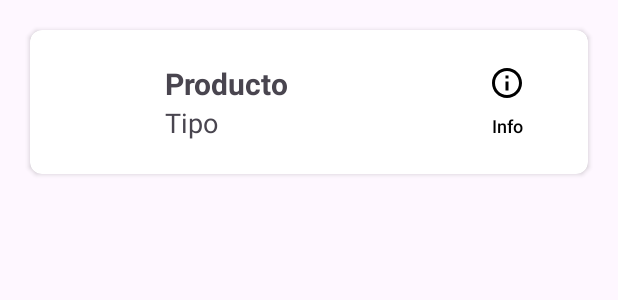
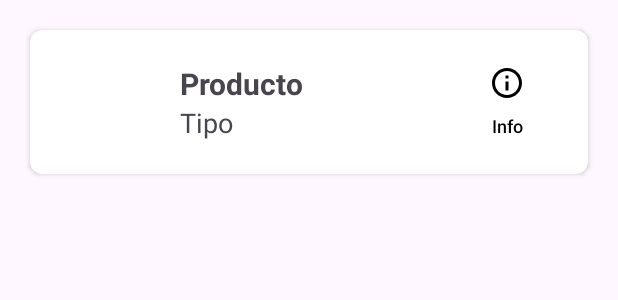
Before and after one commit to OscarF17/recyclapp, an Android app: the layout item_historial.xml on its own in the app's theme, with its tools: preview values and no code run, on a phone screen of 412 x 824 dp. Shown: the top 300 px of the screen. Run offline under Robolectric (Android 15) with nearby library versions, the phone set to English and light mode, and no system bars.

Commit message:
changed style item_historial

```diff
--- a/app/src/main/res/layout/item_historial.xml
+++ b/app/src/main/res/layout/item_historial.xml
@@ -32,6 +32,7 @@
             android:layout_width="wrap_content"
             android:layout_height="wrap_content"
             android:orientation="vertical"
+            android:paddingStart="10dp"
             android:layout_weight="5">
 
             <TextView
```
